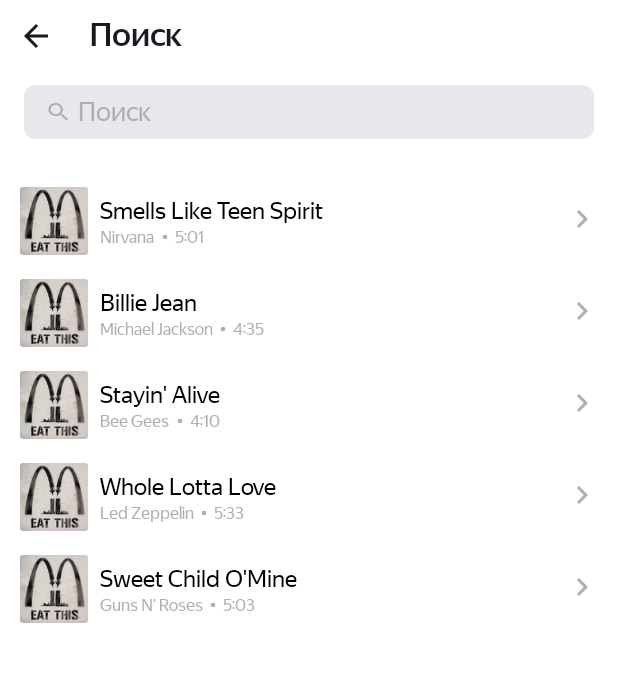
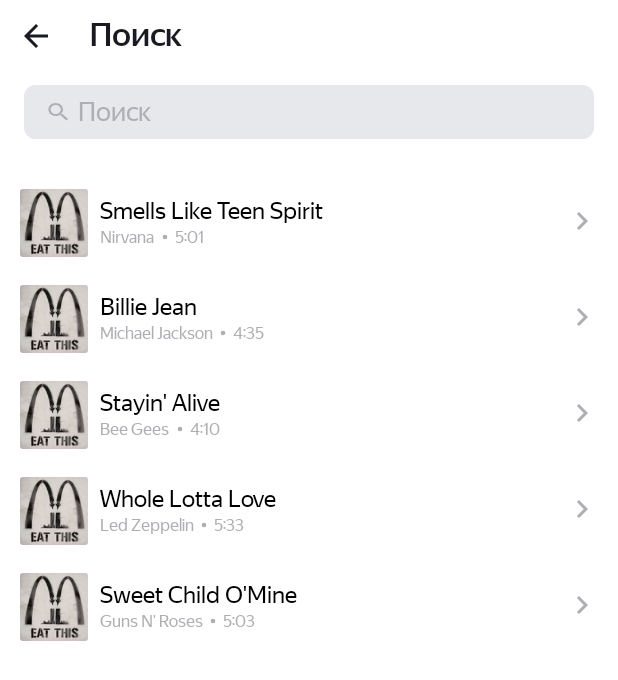
Before and after one commit to Mikle-04/PlayList, an Android app: the SearchActivity screen opened directly, with no data from a screen before it, on a phone screen of 412 x 824 dp. Shown: the top 680 px of the screen. Run offline under Robolectric (Android 15) with nearby library versions, the phone set to English and light mode, and no system bars; pictures from the network do not load.

Commit message:
sprint_10_full

```diff
--- a/app/build.gradle
+++ b/app/build.gradle
@@ -5,12 +5,12 @@
 
 android {
     namespace 'com.example.playlist'
-    compileSdk 33
+    compileSdk 34
 
     defaultConfig {
         applicationId "com.example.playlist"
         minSdk 29
-        targetSdk 33
+        targetSdk 34
         versionCode 1
         versionName "1.0"
 
--- a/app/src/main/java/com/example/playlist/SearchActivity.kt
+++ b/app/src/main/java/com/example/playlist/SearchActivity.kt
@@ -14,7 +14,7 @@
 import java.util.ArrayList
 
 class SearchActivity : AppCompatActivity() {
-    private lateinit var saveText: String
+    private var saveText: String = ""
 
     companion object {
         private const val keySearch = "TEXT_SEARCH"
--- a/app/src/main/java/com/example/playlist/TrackViewHolder.kt
+++ b/app/src/main/java/com/example/playlist/TrackViewHolder.kt
@@ -6,6 +6,7 @@
 import android.widget.TextView
 import androidx.recyclerview.widget.RecyclerView
 import com.bumptech.glide.Glide
+import com.bumptech.glide.load.resource.bitmap.CenterCrop
 import com.bumptech.glide.load.resource.bitmap.RoundedCorners
 
 class TrackViewHolder(itemView: View): RecyclerView.ViewHolder(itemView) {
@@ -22,8 +23,7 @@
         trackTime.text = model.trackTime
         Glide.with(itemView)
             .load(model.artworkUrl100)
-            .centerCrop()
-            .transform(RoundedCorners(itemView.resources.getDimensionPixelSize(R.dimen.size_2dp)))
+            .transform(CenterCrop(), RoundedCorners(itemView.resources.getDimensionPixelSize(R.dimen.size_2dp)))
             .placeholder(R.drawable.img_track_default)
             .into(artworkImg)
     }
--- a/app/src/main/res/layout/view_track.xml
+++ b/app/src/main/res/layout/view_track.xml
@@ -3,7 +3,7 @@
     xmlns:app="http://schemas.android.com/apk/res-auto"
     xmlns:tools="http://schemas.android.com/tools"
     android:layout_width="match_parent"
-    android:layout_height="61dp"
+    android:layout_height="64dp"
     android:orientation="horizontal"
     android:theme="@style/Base.Theme.PlayList">
 
@@ -19,7 +19,6 @@
             android:id="@+id/track_img"
             android:layout_height="match_parent"
             android:layout_width="match_parent"
-            android:scaleType="centerCrop"
             tools:ignore="contentDescription"
             />
 
@@ -40,7 +39,7 @@
             android:layout_height="@dimen/size_19dp"
             android:fontFamily="@font/ys_display_regular"
             android:maxLines="1"
-            android:text="@string/song_name"
+            tools:text = "Yesterday (Remastered 2009)"
             android:textColor="?attr/colorSecondaryVariant"
             android:textFontWeight="400"
             android:textSize="@dimen/size_16sp" />
@@ -54,12 +53,9 @@
                 android:id="@+id/artistName"
                 android:layout_width="wrap_content"
                 android:layout_height="match_parent"
-                android:fontFamily="@font/ys_display_regular"
-                android:textFontWeight="400"
-                android:textColor="?attr/colorOnPrimary"
-                android:text="@string/author_song_name"
-                android:layout_gravity="center_vertical"
-                android:textSize="11sp"
+                style="@style/TrackArtistAndTrackTime"
+                tools:text="The Beatles"
+
                 />
             <ImageView
                 android:layout_width="wrap_content"
@@ -71,12 +67,8 @@
                 android:id="@+id/trackTime"
                 android:layout_width="64dp"
                 android:layout_height="match_parent"
-                android:fontFamily="@font/ys_display_regular"
-                android:textFontWeight="400"
-                android:textSize="@dimen/size_11sp"
-                android:text="@string/song_time"
-                android:textColor="?attr/colorOnPrimary"
-                android:layout_gravity="center_vertical"
+                style="@style/TrackArtistAndTrackTime"
+                tools:text="2:55"
                 />
         </LinearLayout>
 
--- a/app/src/main/res/values-night/styles.xml
+++ b/app/src/main/res/values-night/styles.xml
@@ -30,4 +30,11 @@
         <item name="fontFamily">@font/ys_display_regular</item>
         <item name="android:textFontWeight">400</item>
     </style>
+    <style name="TrackArtistAndTrackTime">
+        <item name="fontFamily">@font/ys_display_regular</item>
+        <item name="android:textFontWeight">400</item>
+        <item name="android:textSize">@dimen/size_11sp</item>
+        <item name="android:textColor">@color/white</item>
+        <item name="android:layout_gravity">center_vertical</item>
+    </style>
 </resources>
--- a/app/src/main/res/values/strings.xml
+++ b/app/src/main/res/values/strings.xml
@@ -15,7 +15,4 @@
     <string name="email_message">"Godmordor@gmail.com"</string>
     <string name="dev_message">"Спасибо разработчикам и разработчицам за крутое приложение"</string>
     <string name="uri_message">"https://yandex.ru/legal/practicum_offer/"</string>
-    <string name="song_name">Yesterday (Remastered 2009)</string>
-    <string name="author_song_name">The Beatles</string>
-    <string name="song_time">2:55</string>
 </resources>
--- a/app/src/main/res/values/styles.xml
+++ b/app/src/main/res/values/styles.xml
@@ -30,4 +30,11 @@
         <item name="fontFamily">@font/ys_display_regular</item>
         <item name="android:textFontWeight">400</item>
     </style>
+    <style name="TrackArtistAndTrackTime">
+        <item name="fontFamily">@font/ys_display_regular</item>
+        <item name="android:textFontWeight">400</item>
+        <item name="android:textSize">@dimen/size_11sp</item>
+        <item name="android:textColor">@color/gray</item>
+        <item name="android:layout_gravity">center_vertical</item>
+    </style>
 </resources>
```
Also changed, not shown: app/src/main/java/com/example/playlist/Track.kt (+6 -1 lines).
